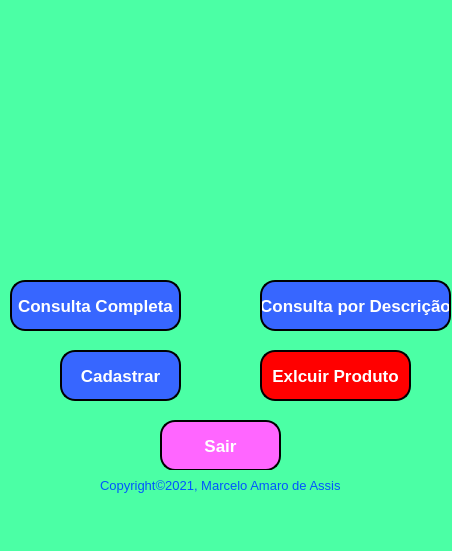
The window that Projeto/segunda.ui (marceloamaro/Pratica_BD) describes before a commit, drawn with Qt 5.
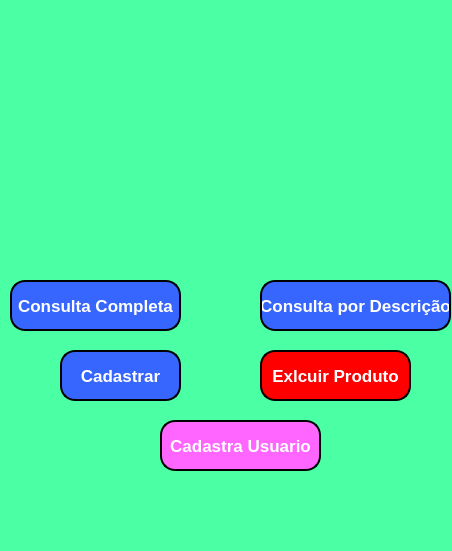
The same window after the commit. Icons and pictures are not drawn.

What changed in the file:
```diff
--- a/Projeto/segunda.ui
+++ b/Projeto/segunda.ui
@@ -174,7 +174,7 @@
      <rect>
       <x>160</x>
       <y>420</y>
-      <width>121</width>
+      <width>161</width>
       <height>51</height>
      </rect>
     </property>
@@ -194,28 +194,7 @@
 border-color: black;</string>
     </property>
     <property name="text">
-     <string>Sair</string>
-    </property>
-   </widget>
-   <widget class="QLabel" name="label_8">
-    <property name="geometry">
-     <rect>
-      <x>100</x>
-      <y>470</y>
-      <width>251</width>
-      <height>31</height>
-     </rect>
-    </property>
-    <property name="font">
-     <font>
-      <pointsize>10</pointsize>
-     </font>
-    </property>
-    <property name="styleSheet">
-     <string notr="true">color: rgb(0, 85, 255);</string>
-    </property>
-    <property name="text">
-     <string>Copyright©2021, Marcelo Amaro de Assis</string>
+     <string>Cadastra Usuario</string>
     </property>
    </widget>
    <zorder>label_2</zorder>
```
Left out of the diff: 1 changed line with no effect on the pictures.
